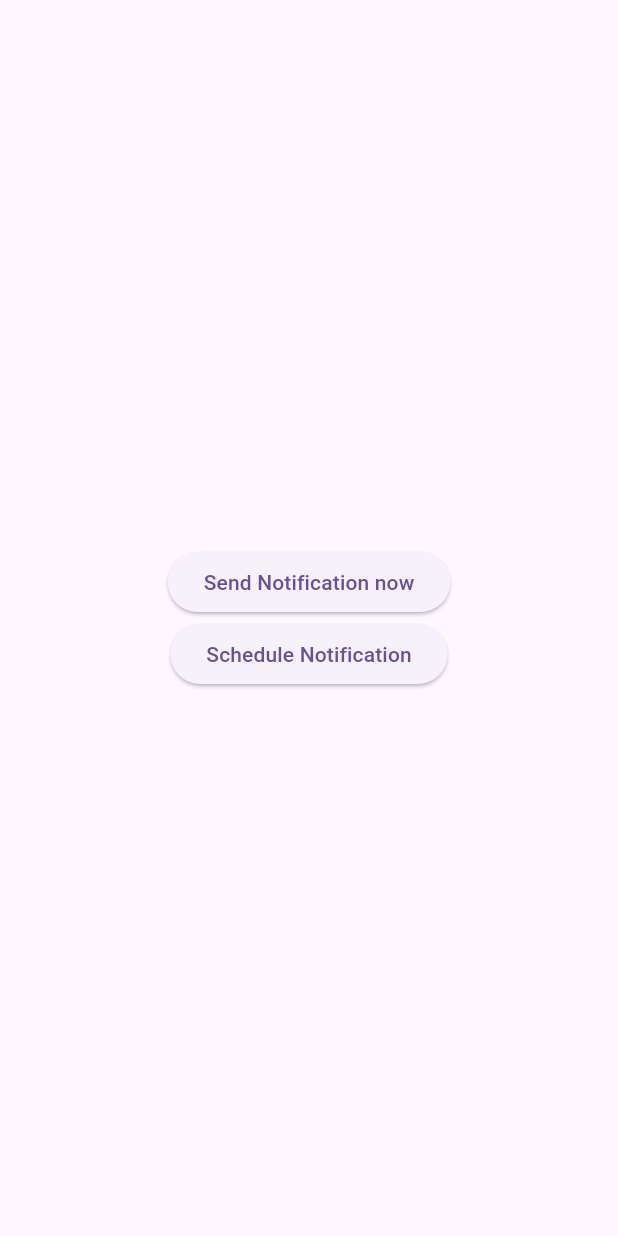
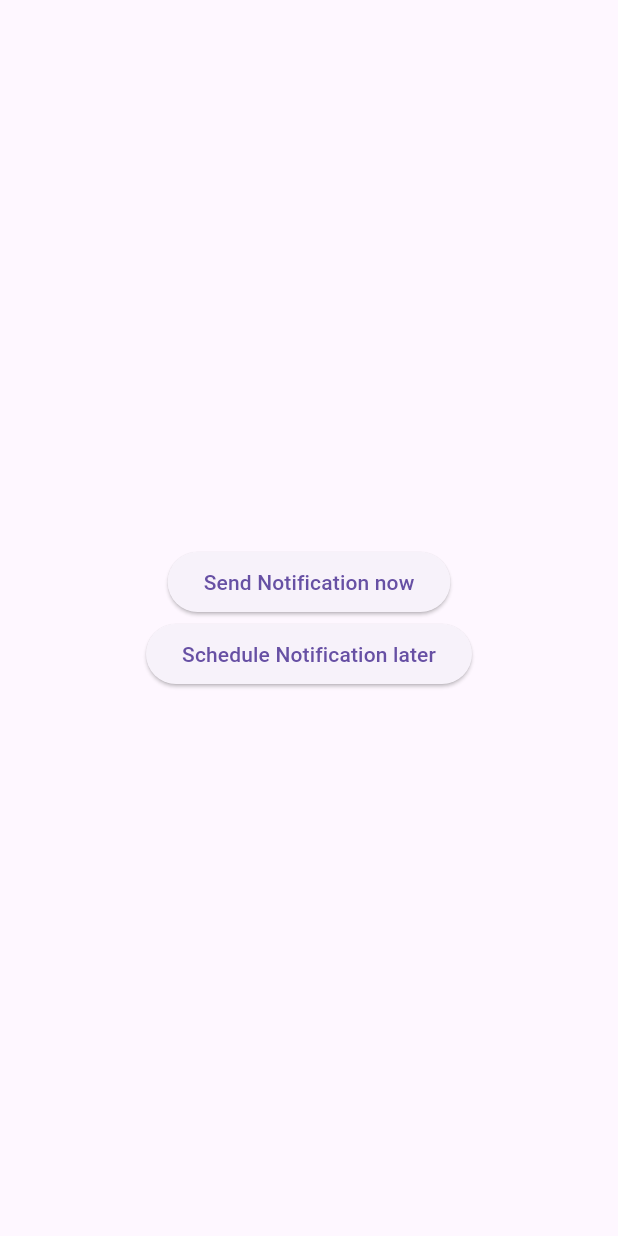
Before and after one commit to useriskhai/aquos_test, a Flutter app: the screen it shows after launch, on a phone screen of 412 x 824 dp. Run offline on Flutter 3.47's test engine with Material 3 defaults, Android fonts, the phone set to English and light mode, and no system bars; our stand-ins replace flutter_local_notifications, flutter_timezone, timezone.

Commit message:
add text later

```diff
--- a/lib/home.dart
+++ b/lib/home.dart
@@ -31,7 +31,7 @@ class Home extends StatelessWidget {
                     minute: 9,
                   );
                 },
-                child: const Text("Schedule Notification")),
+                child: const Text("Schedule Notification later")),
           ],
         ),
       ),
```
